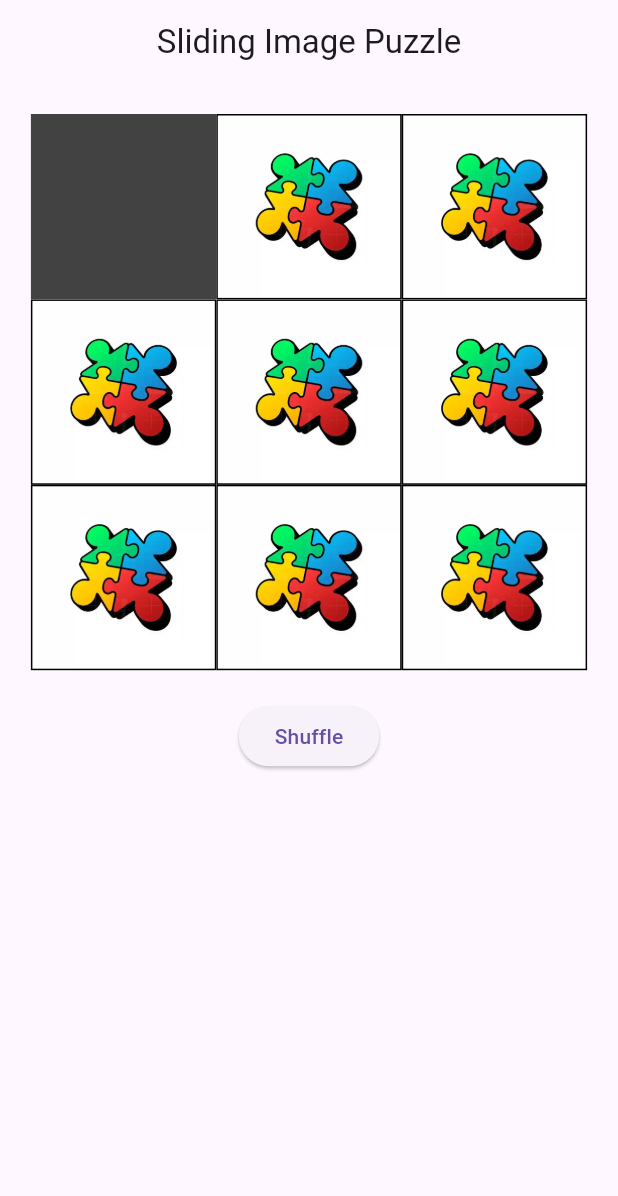
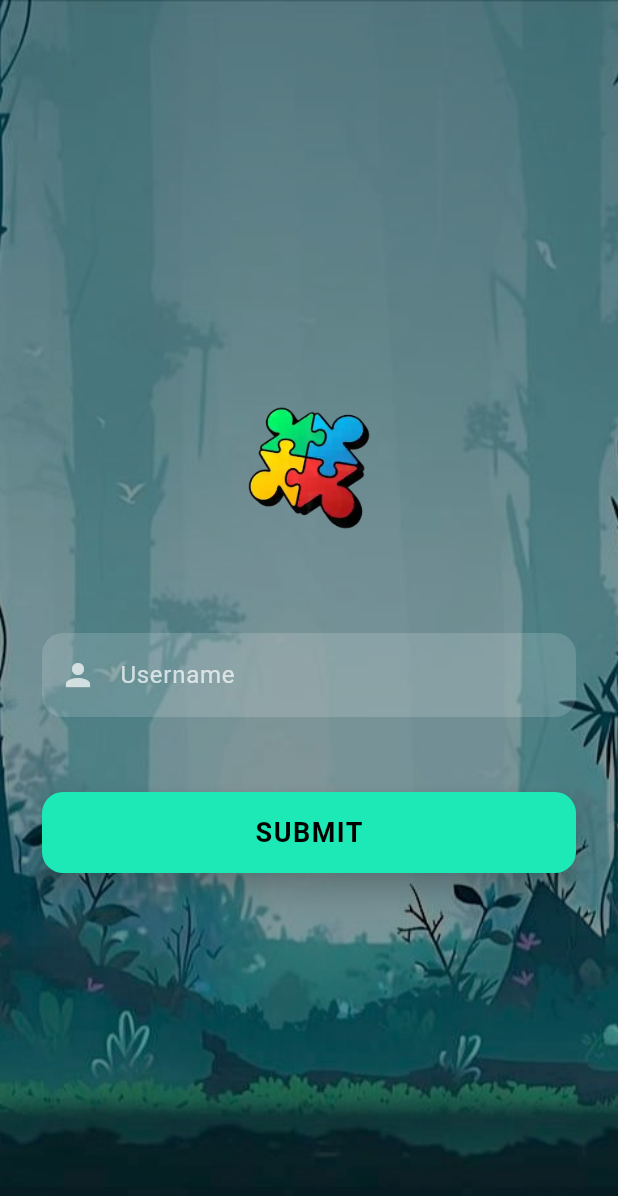
Before and after one commit to royarsitobatubara/puzzler, a Flutter app: the screen it shows after launch, on a phone screen of 412 x 824 dp. Shown: the top 1196 px of the screen. Run offline on Flutter 3.47's test engine with Material 3 defaults, Android fonts, the phone set to English and light mode, and no system bars; our stand-ins replace go_router, shared_preferences.

Commit message:
add home screen

```diff
--- /dev/null
+++ b/lib/data/preferences.dart
@@ -0,0 +1,44 @@
+import 'package:flutter/cupertino.dart';
+import 'package:shared_preferences/shared_preferences.dart';
+
+class Preferences {
+
+  static Future<bool> getIsLogin() async {
+    try{
+      final prefs = await SharedPreferences.getInstance();
+      return prefs.getBool('isLogin') ?? false;
+    }catch(e){
+      debugPrint('Terjadi kesalahan pada getIsLogin: $e');
+      return false;
+    }
+  }
+
+  static Future<void> setIsLogin(bool isLogin) async {
+    try{
+      final prefs = await SharedPreferences.getInstance();
+      await prefs.setBool('isLogin', isLogin);
+    }catch(e){
+      debugPrint('Terjadi kesalahan pada setIsLogin: $e');
+    }
+  }
+
+  static Future<void> setUsername(String username) async {
+    try{
+      final prefs = await SharedPreferences.getInstance();
+      await prefs.setString('username', username);
+    }catch(e){
+      debugPrint('Terjadi kesalahan pada setUsername: $e');
+    }
+  }
+
+  static Future<String> getUsername() async {
+    try{
+      final prefs = await SharedPreferences.getInstance();
+      return prefs.getString('username') ?? 'Guest';
+    }catch(e){
+      debugPrint('Terjadi kesalahan pada getUsername: $e');
+      return 'Guest';
+    }
+  }
+
+}
--- /dev/null
+++ b/lib/helpers/app_colors.dart
@@ -0,0 +1,6 @@
+import 'dart:ui';
+
+class AppColors {
+  static const Color primary = Color(0xFF55CBD5);
+  static const Color foreign = Color(0xFF5F5F5F);
+}
--- a/lib/helpers/app_images.dart
+++ b/lib/helpers/app_images.dart
@@ -1,6 +1,15 @@
 class AppImages {
   static const String _baseUrl = 'assets/images';
+  static const String _profile = '$_baseUrl/profile';
 
   static final String logo = '$_baseUrl/logo.webp';
-  static final String bg = '$_baseUrl/logo.webp';
+  static final String background = '$_baseUrl/background.jpeg';
+
+  // ASSET
+  static const String play = '$_baseUrl/play.webp';
+  static const String info = '$_baseUrl/info.webp';
+  static const String setting = '$_baseUrl/setting.webp';
+
+  // PROFILE
+  static final String profile1 = '$_profile/1.webp';
 }
--- a/lib/router.dart
+++ b/lib/router.dart
@@ -1,11 +1,17 @@
 import 'package:go_router/go_router.dart';
+import 'package:puzzlers/screens/home_screen.dart';
 import 'package:puzzlers/screens/puzzle_screen.dart';
+import 'package:puzzlers/screens/sign_in_screen.dart';
 import 'package:puzzlers/screens/splash_screen.dart';
 
 final router = GoRouter(
   initialLocation: '/splash',
   routes: [
     GoRoute(path: '/splash', builder: (context, state) => SplashScreen()),
+    GoRoute(path: '/home', builder: (context, state) => const HomeScreen()),
     GoRoute(path: '/puzzle', builder: (context, state) => PuzzleScreen()),
+
+    GoRoute(path: '/signIn', builder: (context, state) => SignInScreen()),
+
   ]
 );
--- /dev/null
+++ b/lib/screens/sign_in_screen.dart
@@ -0,0 +1,134 @@
+import 'package:flutter/material.dart';
+import 'package:go_router/go_router.dart';
+import 'package:puzzlers/data/preferences.dart';
+import 'package:puzzlers/helpers/app_images.dart';
+
+class SignInScreen extends StatefulWidget {
+  const SignInScreen({super.key});
+
+  @override
+  State<SignInScreen> createState() => _SignInScreenState();
+}
+
+class _SignInScreenState extends State<SignInScreen> {
+  String? _msg;
+  final TextEditingController _usernameController = TextEditingController();
+
+  Future<void> _submitHandle() async {
+    try{
+      if(_usernameController.text.trim().isEmpty){
+        setState(() {
+          _msg = 'Username is required!';
+        });
+        return;
+      }
+      await Preferences.setIsLogin(true);
+      await Preferences.setUsername(_usernameController.text);
+      if(!mounted) return;
+      context.go('/splash');
+    }catch(e){
+      debugPrint('Terjadi kesalahan pada _submitHandle: $e');
+    }
+  }
+  @override
+  void dispose() {
+    _usernameController.dispose();
+    super.dispose();
+  }
+
+  @override
+  Widget build(BuildContext context) {
+    return Scaffold(
+      body: Container(
+        width: double.infinity,
+        height: double.infinity,
+        decoration: BoxDecoration(
+          image: DecorationImage(
+            image: AssetImage(AppImages.background),
+            fit: BoxFit.cover,
+          ),
+        ),
+        child: Stack(
+          children: [
+            Container(
+              color: Colors.black.withValues(alpha: .4),
+            ),
+            Center(
+              child: SingleChildScrollView(
+                child: Padding(
+                  padding: const EdgeInsets.symmetric(horizontal: 28),
+                  child: Column(
+                    mainAxisAlignment: MainAxisAlignment.center,
+                    children: [
+                      // Logo
+                      Image.asset(
+                        AppImages.logo,
+                        width: 140,
+                      ),
+
+                      const SizedBox(height: 40),
+
+                      // Username
+                      TextField(
+                        style: const TextStyle(color: Colors.white),
+                        controller: _usernameController,
+                        decoration: InputDecoration(
+                          hintText: "Username",
+                          hintStyle: const TextStyle(color: Colors.white70),
+                          filled: true,
+                          fillColor: Colors.white.withValues(alpha: .15),
+                          border: OutlineInputBorder(
+                            borderRadius: BorderRadius.circular(14),
+                            borderSide: BorderSide.none,
+                          ),
+                          prefixIcon: const Icon(Icons.person, color: Colors.white70),
+                        ),
+                      ),
+                      if(_msg != null)
+                        Align(
+                            alignment: Alignment.centerRight,
+                            child: const Text('Username is required!', style: TextStyle(
+                                color: Colors.redAccent,
+                                fontWeight: FontWeight.bold,
+                                fontSize: 16
+                            ),)
+                        ),
+
+                      const SizedBox(height: 50),
+
+                      // Login Button
+                      SizedBox(
+                        width: double.infinity,
+                        child: ElevatedButton(
+                          style: ElevatedButton.styleFrom(
+                            padding: const EdgeInsets.symmetric(vertical: 14),
+                            backgroundColor: Colors.tealAccent.shade400,
+                            shadowColor: Colors.black87,
+                            elevation: 8,
+                            shape: RoundedRectangleBorder(
+                              borderRadius: BorderRadius.circular(14),
+                            ),
+                          ),
+                          onPressed: ()=>_submitHandle(),
+                          child: const Text(
+                            "SUBMIT",
+                            style: TextStyle(
+                              color: Colors.black,
+                              fontWeight: FontWeight.bold,
+                              fontSize: 18,
+                              letterSpacing: 1,
+                            ),
+                          ),
+                        ),
+                      ),
+                    ],
+                  ),
+                ),
+              ),
+            ),
+          ],
+        ),
+      ),
+    );
+  }
+}
--- a/pubspec.yaml
+++ b/pubspec.yaml
@@ -57,6 +57,7 @@ flutter:
   uses-material-design: true
   assets:
     - assets/images/
+    - assets/images/profile/
     - assets/sounds/
 
   # An image asset can refer to one or more resolution-specific "variants", see
```
Also changed, not shown: lib/screens/home_screen.dart (added, +175 -0 lines), lib/screens/layout/screen_layout.dart (added, +33 -0 lines), lib/screens/splash_screen.dart (+27 -4 lines), assets/images/background.jpeg (added), assets/images/info.webp (added), assets/images/logo.webp, assets/images/play.webp (added), assets/images/profile/1.webp (added), assets/images/profile/2.webp (added), assets/images/profile/3.webp (added), assets/images/profile/4.webp (added), assets/images/profile/5.webp (added), assets/images/profile/6.webp (added), assets/images/setting.webp (added).
